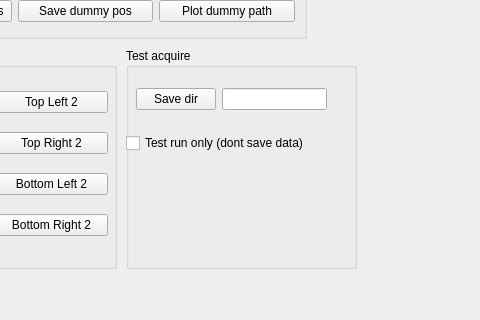
karempudi/rtclient, file rtclient/ui/qt_ui_files/positions.ui: the form before one commit; both pictures show x 144 to 624 and y 382 to 702 of the 1182 by 787 pixel window.
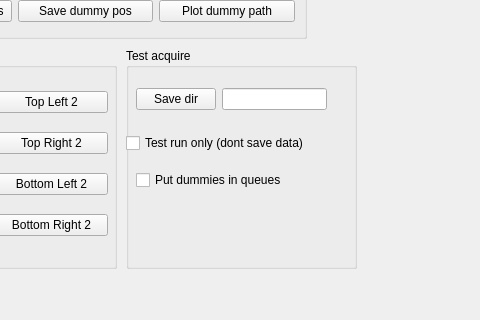
The form after the commit.

Patch:
```diff
--- a/rtclient/ui/qt_ui_files/positions.ui
+++ b/rtclient/ui/qt_ui_files/positions.ui
@@ -471,7 +471,7 @@
       <rect>
        <x>0</x>
        <y>80</y>
-       <width>211</width>
+       <width>228</width>
        <height>31</height>
       </rect>
      </property>
@@ -485,6 +485,25 @@
       </item>
      </layout>
     </widget>
+    <widget class="QWidget" name="horizontalLayoutWidget_6">
+     <property name="geometry">
+      <rect>
+       <x>10</x>
+       <y>120</y>
+       <width>211</width>
+       <height>25</height>
+      </rect>
+     </property>
+     <layout class="QHBoxLayout" name="horizontalLayout_6">
+      <item>
+       <widget class="QCheckBox" name="simulated_acquisition_check">
+        <property name="text">
+         <string>Put dummies in queues</string>
+        </property>
+       </widget>
+      </item>
+     </layout>
+    </widget>
    </widget>
    <widget class="QGroupBox" name="mark_positions_group">
     <property name="geometry">
```
Left out of the diff: 2 changed lines with no effect on the pictures.
